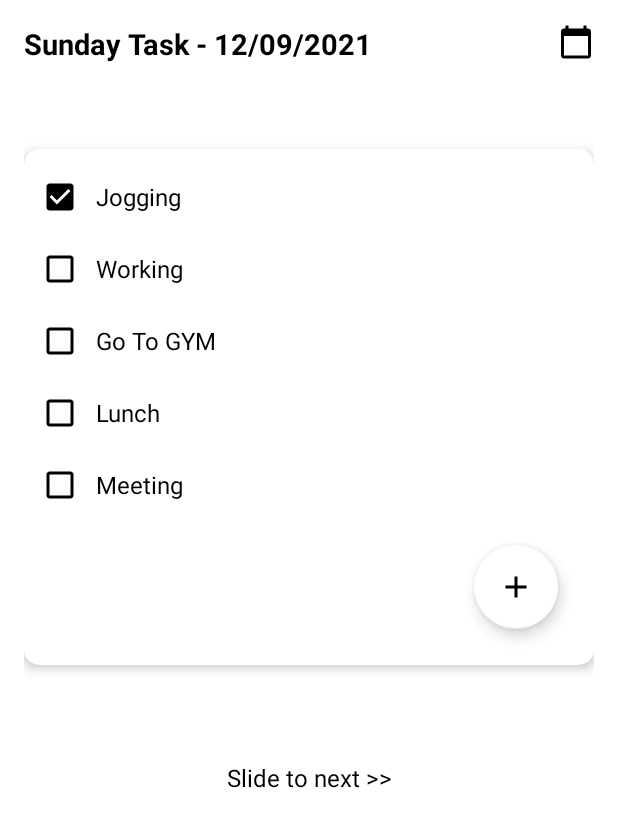
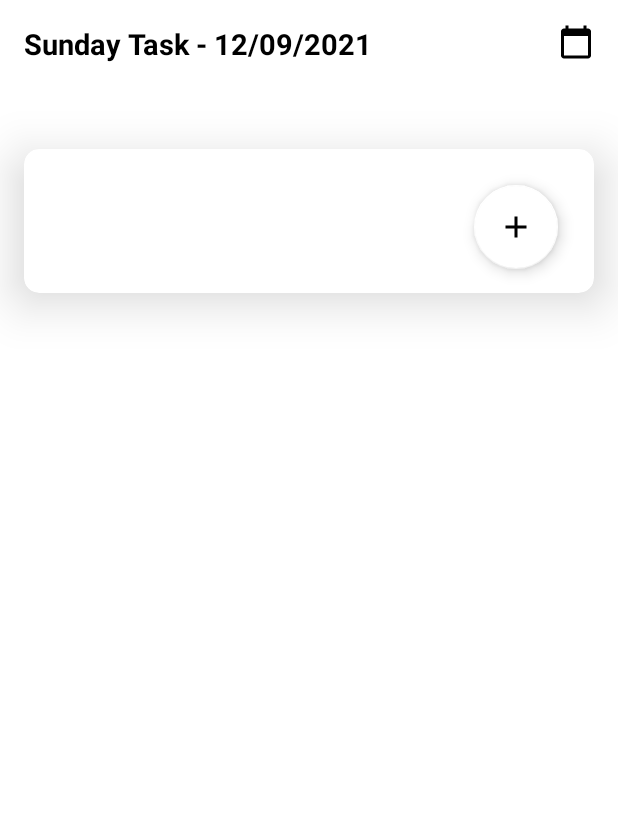
Before and after one commit to rhezadr/TodoList_Layout_Mobile, an Android app: the layout activity_main.xml on its own in the app's theme, with its tools: preview values and no code run, on a phone screen of 412 x 824 dp. Shown: the top 827 px of the screen. Run offline under Robolectric (Android 15) with nearby library versions, the phone set to English and light mode, and no system bars.

Commit message:
Update project

```diff
--- a/app/build.gradle
+++ b/app/build.gradle
@@ -25,6 +25,9 @@ android {
         sourceCompatibility JavaVersion.VERSION_1_8
         targetCompatibility JavaVersion.VERSION_1_8
     }
+    buildFeatures {
+        viewBinding true
+    }
 }
 
 dependencies {
@@ -32,6 +35,9 @@ dependencies {
     implementation 'androidx.appcompat:appcompat:1.3.1'
     implementation 'com.google.android.material:material:1.4.0'
     implementation 'androidx.constraintlayout:constraintlayout:2.1.0'
+    implementation 'androidx.annotation:annotation:1.2.0'
+    implementation 'androidx.lifecycle:lifecycle-livedata-ktx:2.3.1'
+    implementation 'androidx.lifecycle:lifecycle-viewmodel-ktx:2.3.1'
     testImplementation 'junit:junit:4.+'
     androidTestImplementation 'androidx.test.ext:junit:1.1.3'
     androidTestImplementation 'androidx.test.espresso:espresso-core:3.4.0'
--- a/app/src/main/res/layout/activity_main.xml
+++ b/app/src/main/res/layout/activity_main.xml
@@ -4,7 +4,7 @@
     android:layout_width="match_parent"
     android:layout_height="match_parent"
     xmlns:app="http://schemas.android.com/apk/res-auto"
-    android:layout_margin="16dp">
+    android:layout_marginTop="16dp">
 
     <TextView
         android:id="@+id/tasksText"
@@ -14,7 +14,8 @@
         android:textColor="@color/black"
         android:text="Sunday Task - 12/09/2021"
         android:textSize="19sp"
-        android:textStyle="bold" />
+        android:textStyle="bold"
+        android:layout_marginLeft="16dp"/>
 
     <ImageView
         android:layout_width="wrap_content"
@@ -22,85 +23,43 @@
         android:layout_alignParentTop="true"
         android:layout_alignParentRight="true"
         android:src="@drawable/icon_calendar"
-        app:tint="@color/black" />
+        app:tint="@color/black"
+        android:layout_marginRight="16dp"/>
 
     <androidx.cardview.widget.CardView
         android:id="@+id/CardView"
         android:layout_width="match_parent"
         android:layout_height="wrap_content"
         android:layout_marginTop="83dp"
-        android:layout_marginBottom="64dp"
         app:cardBackgroundColor="@color/cardview_light_background"
         app:cardCornerRadius="10dp"
-        app:cardElevation="4dp">
+        app:cardElevation="20dp"
+        android:layout_marginRight="16dp"
+        android:layout_marginLeft="16dp">
 
         <RelativeLayout
             android:layout_width="wrap_content"
             android:layout_height="wrap_content"
-            android:padding="8dp">
+            android:paddingTop="8dp"
+            android:paddingEnd="8dp">
 
-            <CheckBox
-                android:id="@+id/Checkbox1"
-                android:layout_width="wrap_content"
+            <androidx.recyclerview.widget.RecyclerView
+                android:layout_width="match_parent"
                 android:layout_height="wrap_content"
-                android:buttonTint="@color/black"
-                android:checked="true"
-                android:paddingStart="8dp"
-                android:paddingEnd="8dp"
-                android:text="Jogging"
-                android:textSize="16sp" />
-
-            <CheckBox
-                android:id="@+id/CheckBox2"
-                android:layout_width="wrap_content"
-                android:layout_height="wrap_content"
-                android:layout_below="@id/Checkbox1"
-                android:buttonTint="@color/black"
-                android:paddingStart="8dp"
-                android:paddingEnd="8dp"
-                android:text="Working"
-                android:textSize="16sp" />
-
-            <CheckBox
-                android:id="@+id/CheckBox3"
-                android:layout_width="wrap_content"
-                android:layout_height="wrap_content"
-                android:layout_below="@id/CheckBox2"
-                android:paddingStart="8dp"
-                android:paddingEnd="8dp"
-                android:text="Go To GYM"
-                android:textSize="16sp"
-                android:buttonTint="@color/black"/>
-
-            <CheckBox
-                android:id="@+id/CheckBox4"
-                android:layout_width="wrap_content"
-                android:layout_height="wrap_content"
-                android:layout_below="@id/CheckBox3"
-                android:paddingStart="8dp"
-                android:paddingEnd="8dp"
-                android:text="Lunch"
-                android:textSize="16sp"
-                android:buttonTint="@color/black"/>
-
-            <CheckBox
-                android:id="@+id/CheckBox5"
-                android:layout_width="wrap_content"
-                android:layout_height="wrap_content"
-                android:layout_below="@id/CheckBox4"
-                android:buttonTint="@color/black"
-                android:paddingStart="8dp"
-                android:paddingEnd="8dp"
-                android:text="Meeting"
-                android:textSize="16sp" />
+                android:id="@+id/taskList"
+                android:nestedScrollingEnabled="true"
+                app:layoutManager="androidx.recyclerview.widget.LinearLayoutManager"/>
 
             <com.google.android.material.floatingactionbutton.FloatingActionButton
                 android:id="@+id/fab"
                 android:layout_width="wrap_content"
                 android:layout_height="wrap_content"
-                android:layout_below="@id/CheckBox5"
+                android:layout_below="@id/taskList"
                 android:layout_alignParentRight="true"
-                android:layout_margin="16dp"
+                android:layout_marginStart="16dp"
+                android:layout_marginTop="16dp"
+                android:layout_marginEnd="16dp"
+                android:layout_marginBottom="16dp"
                 android:src="@drawable/icon_add"
                 app:backgroundTint="@color/white" />
 
@@ -108,13 +67,4 @@
 
     </androidx.cardview.widget.CardView>
 
-    <TextView
-        android:layout_width="match_parent"
-        android:layout_height="wrap_content"
-        android:layout_below="@id/CardView"
-        android:text="Slide to next >>"
-        android:textColor="@color/black"
-        android:textAlignment="center"
-        android:textSize="16sp" />
-
 </RelativeLayout>
--- a/app/src/main/res/values/themes.xml
+++ b/app/src/main/res/values/themes.xml
@@ -13,4 +13,10 @@
         <item name="android:statusBarColor" tools:targetApi="l">?attr/colorPrimaryVariant</item>
         <!-- Customize your theme here. -->
     </style>
+
+    <style name="DialogStyle" parent="Theme.Design.BottomSheetDialog">
+        <item name="android:windowIsFloating">false</item>
+        <item name="android:statusBarColor">@android:color/transparent</item>
+        <item name="android:windowSoftInputMode">adjustResize</item>
+    </style>
 </resources>
```
Also changed, not shown: app/src/main/java/com/app/todolist/Adapter/ToDoAdapter.java (added, +99 -0 lines), app/src/main/java/com/app/todolist/DialogCloseListener.java (added, +8 -0 lines), app/src/main/java/com/app/todolist/MainActivity.java (+53 -1 lines), app/src/main/java/com/app/todolist/Model/ToDoModel.java (added, +30 -0 lines), app/src/main/java/com/app/todolist/NewTask.java (added, +122 -0 lines), app/src/main/java/com/app/todolist/RecyclerItemTouchHelper.java (added, +103 -0 lines), app/src/main/java/com/app/todolist/Utils/DatabaseHandler.java (added, +93 -0 lines), app/src/main/res/drawable/ic_baseline_delete.xml (added, +10 -0 lines), app/src/main/res/drawable/ic_baseline_edit.xml (added, +10 -0 lines), app/src/main/res/layout/empty_page.xml (deleted, +0 -72 lines), app/src/main/res/values/strings.xml (+9 -0 lines).
